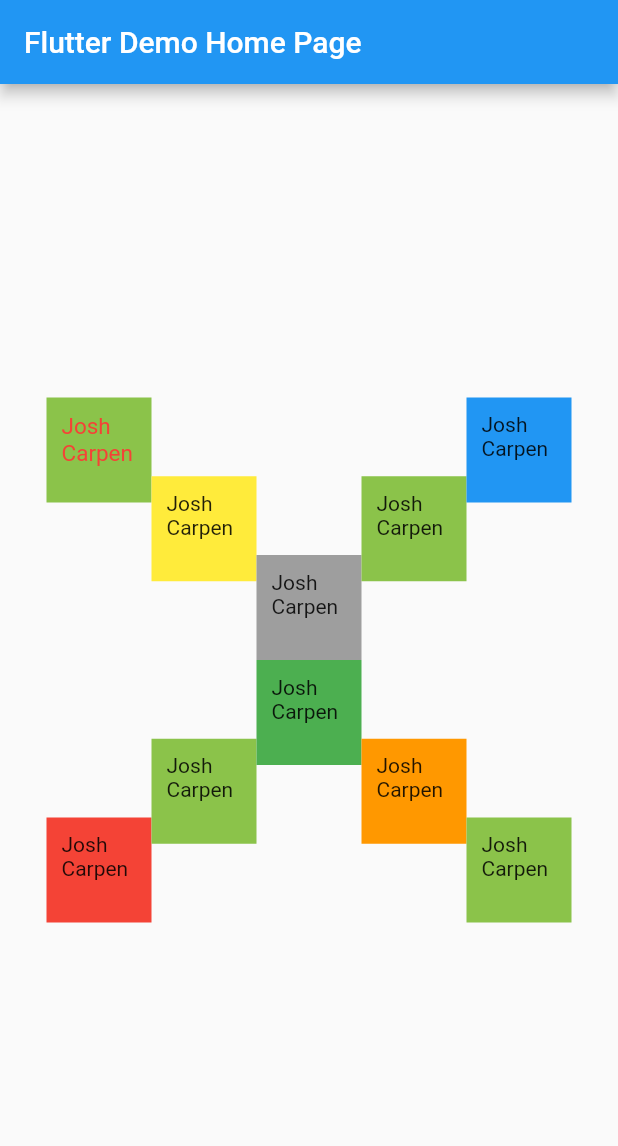
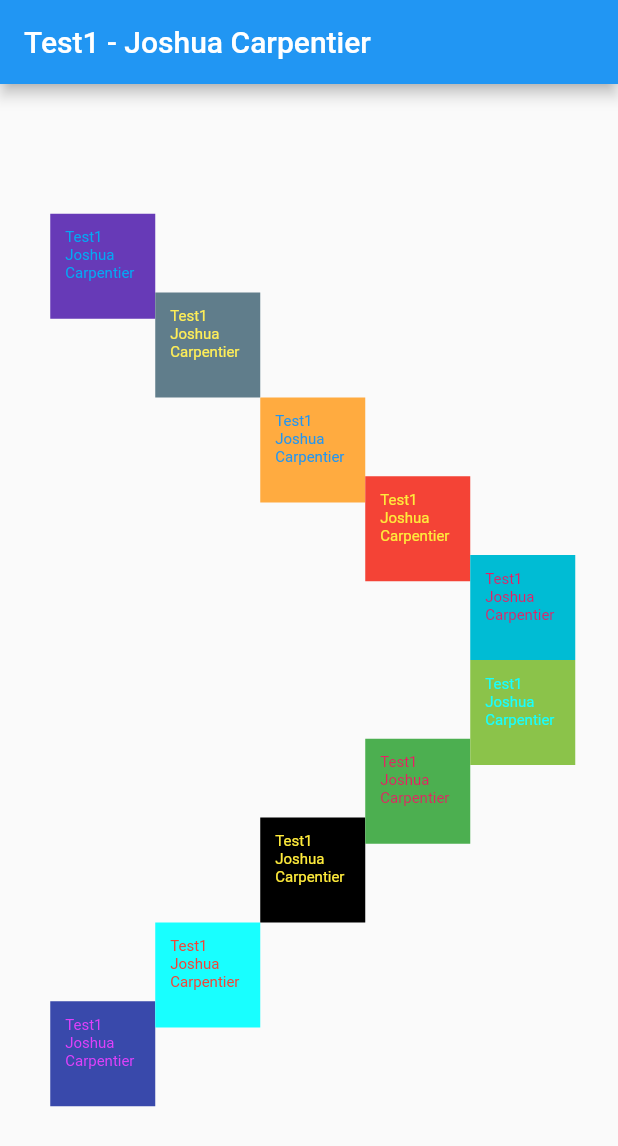
Before and after one commit to jacgit18/Widget_Position_Test, a Flutter app: the screen it shows after launch, on a phone screen of 412 x 824 dp. Shown: the top 1146 px of the screen. Run offline on Flutter 3.47's test engine with Material 2 defaults, Android fonts, the phone set to English and light mode, and no system bars.

Commit message:
Update main.dart

```diff
--- a/lib/main.dart
+++ b/lib/main.dart
@@ -20,7 +20,7 @@ class MyApp extends StatelessWidget {
         // is not restarted.
         primarySwatch: Colors.blue,
       ),
-      home: MyHomePage(title: 'Flutter Demo Home Page'),
+      home: MyHomePage(title: 'Test1 - Joshua Carpentier' ),
     );
   }
 }
@@ -45,9 +45,10 @@ class MyHomePage extends StatefulWidget {
 
 class _MyHomePageState extends State<MyHomePage> {
   int _counter = 0;
-  final String afeild = "Josh Carpen" ;
+  final String afeild = "Test1 Joshua Carpentier" ;
   final double height = 70;
   final double width = 70;
+  final double fontsize = 10;
   final colorB = Colors.blue;
   final colorO = Colors.orange;
   final colorG = Colors.green;
@@ -80,7 +81,9 @@ class _MyHomePageState extends State<MyHomePage> {
         title: Text(widget.title),
       ),
       body:
-      Row(
+      Padding(
+        padding: const EdgeInsets.fromLTRB(5, 0, 0, 0),
+        child: Row(
             mainAxisAlignment: MainAxisAlignment.center,
             children: <Widget>[
               Row(
@@ -93,19 +96,22 @@ class _MyHomePageState extends State<MyHomePage> {
                         padding: EdgeInsets.all(10.0),
                         height: height,
                         width: width,
-              color: Colors.lightGreen,
+                        color: Colors.deepPurple,
                         child: Text(afeild,style: TextStyle(
-                fontSize: 15,
-                color: Colors.red,
+                          fontSize: fontsize,
+                          color: Colors.lightBlue[500],
                         ),),
                       ),
-            SizedBox(height: height * 3,),
+                      SizedBox(height: height * 6.5,),
                       Container(
                         padding: EdgeInsets.all(10.0),
                         height: height,
                         width: width,
-              color: Colors.red,
-              child: Text(afeild),
+                        color: Colors.indigo[600],
+                        child: Text(afeild,style: TextStyle(
+                          fontSize: fontsize,
+                          color: Colors.purpleAccent,
+                        ),),
                       )
                     ],
                   ),
@@ -121,16 +127,85 @@ class _MyHomePageState extends State<MyHomePage> {
                         padding: EdgeInsets.all(10.0),
                         height: height,
                         width: width,
+                        color: Colors.blueGrey,
+                        child: Text(afeild,style: TextStyle(
+                          fontSize: fontsize,
+                          color: Colors.yellow[400],
+                        ),),
+                      ),
+                      SizedBox(height: height * 5,),
+                      Container(
+                        padding: EdgeInsets.all(10.0),
+                        height: height,
+                        width: width,
+                        color: Colors.cyanAccent,
+                        child: Text(afeild,style: TextStyle(
+                          fontSize: fontsize,
+                          color: Colors.red,
+                        ),),
+                      )
+                    ],
+                  ),
+                ],
+              ),
+
+              Row(
+                mainAxisAlignment: MainAxisAlignment.center,
+                children: <Widget>[
+                  Column(
+                    mainAxisAlignment: MainAxisAlignment.center,
+                    children: <Widget>[
+                      Container(
+                        padding: EdgeInsets.all(10.0),
+                        height: height,
+                        width: width,
+                        color: Colors.orangeAccent,
+                        child: Text(afeild,style: TextStyle(
+                          fontSize: fontsize,
+                          color: Colors.blue,
+                        ),),
+                      ),
+                      SizedBox(height: height * 3,),
+                      Container(
+                        padding: EdgeInsets.all(10.0),
+                        height: height,
+                        width: width,
+                        color: Colors.black,
+                        child: Text(afeild,style: TextStyle(
+                          fontSize: fontsize,
                           color: Colors.yellow,
-              child: Text(afeild),
+                        ),),
+                      )
+                    ],
+                  ),
+                ],
+              ),
+              Row(
+                mainAxisAlignment: MainAxisAlignment.center,
+                children: <Widget>[
+                  Column(
+                    mainAxisAlignment: MainAxisAlignment.center,
+                    children: <Widget>[
+                      Container(
+                        padding: EdgeInsets.all(10.0),
+                        height: height,
+                        width: width,
+                        color: Colors.red,
+                        child: Text(afeild,style: TextStyle(
+                          fontSize: fontsize,
+                          color: Colors.yellow,
+                        ),),
                       ),
                       SizedBox(height: height * 1.5,),
                       Container(
                         padding: EdgeInsets.all(10.0),
                         height: height,
                         width: width,
-              color: Colors.lightGreen,
-              child: Text(afeild),
+                        color: Colors.green,
+                        child: Text(afeild,style: TextStyle(
+                          fontSize: fontsize,
+                          color: Colors.pink[500],
+                        ),),
                       )
                     ],
                   ),
@@ -147,75 +222,36 @@ class _MyHomePageState extends State<MyHomePage> {
                         padding: EdgeInsets.all(10.0),
                         height: height,
                         width: width,
-                color: Colors.grey,
-                child: Text(afeild),
+                        color: Colors.cyan,
+                        child: Text(afeild,style: TextStyle(
+                          fontSize: fontsize,
+                          color: Colors.pink[500],
+                        ),),
                       ),
                       Container(
                         padding: EdgeInsets.all(10.0),
                         height: height,
                         width: width,
-                color: Colors.green,
-                child: Text(afeild),
+                        color: Colors.lightGreen,
+                        child: Text(afeild,style: TextStyle(
+                          fontSize: fontsize,
+                          color: Colors.cyanAccent,
+                        ),),
                       )
                     ],
                   ),
                 ],
               ),
 
-        Row(
-          mainAxisAlignment: MainAxisAlignment.center,
-          children: <Widget>[
-          Column(
-            mainAxisAlignment: MainAxisAlignment.center,
-            children: <Widget>[
-              Container(
-                padding: EdgeInsets.all(10.0),
-                height: height,
-                width: width,
-                color: Colors.lightGreen,
-                child: Text(afeild),
-              ),
-              SizedBox(height: height * 1.5,),
 
-              Container(
-                padding: EdgeInsets.all(10.0),
-                height: height,
-                width: width,
-                color: Colors.orange,
-                child: Text(afeild),
-              )
-            ],
-          ),
-          ],
-        ),
 
-        Row(
-          mainAxisAlignment: MainAxisAlignment.center,
-          children: <Widget>[
-          Column(
-            mainAxisAlignment: MainAxisAlignment.center,
-            children: <Widget>[
-              Container(
-                padding: EdgeInsets.all(10.0),
-                height: height,
-                width: width,
-                color: Colors.blue,
-                child: Text(afeild),
-              ),
-              SizedBox(height: height * 3,),
-              Container(
-                padding: EdgeInsets.all(10.0),
-                height: height,
-                width: width,
-                color: Colors.lightGreen,
-                child: Text(afeild),
-              )
-            ],
-          ),
+
+
                 ],
 
+
+
         ),
-      ]
       ),
 
 
```
Lines whose indentation alone changed are shown as unchanged.
